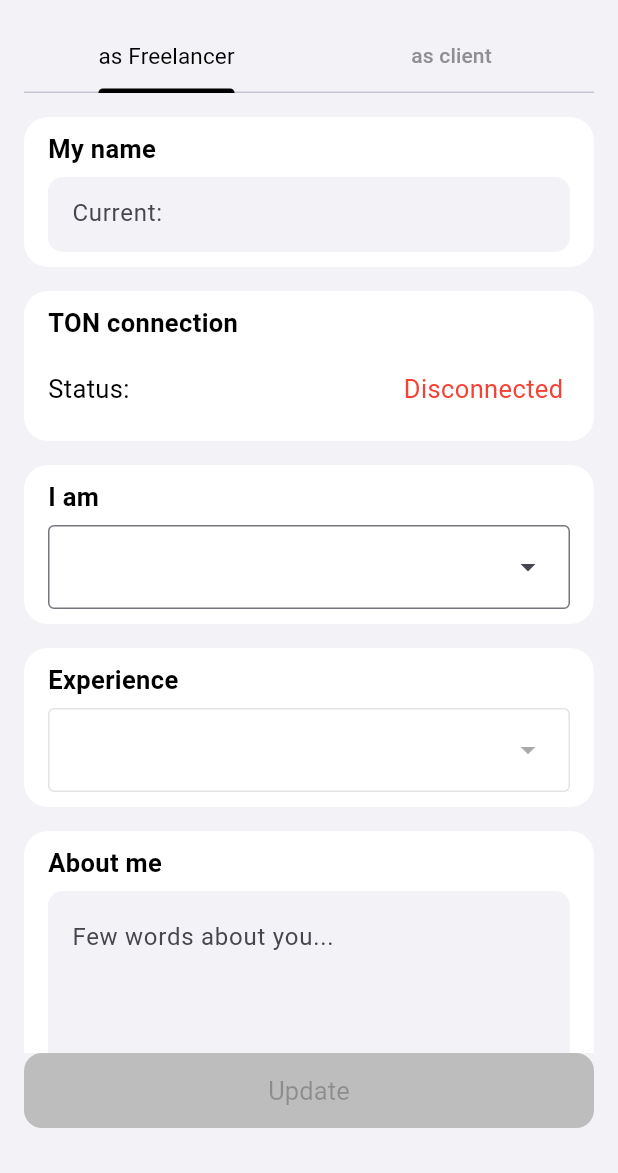
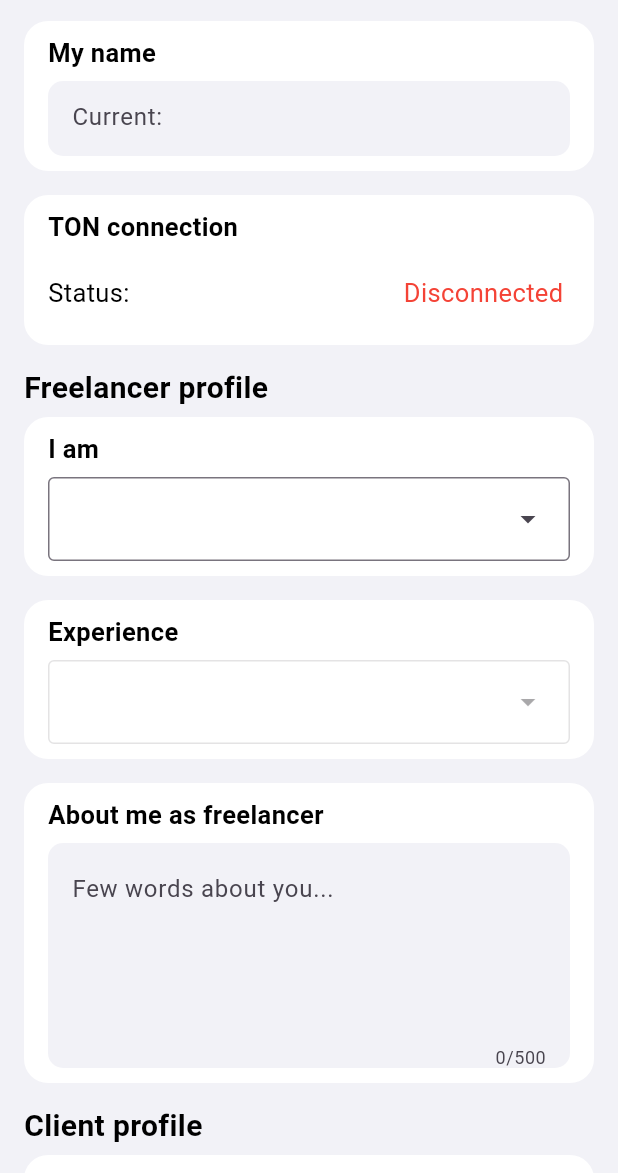
Before and after one commit to mvplab-tech/tg_freelance_web_app, a Flutter app: the EditProfile screen opened by its route, on a phone screen of 412 x 824 dp, the part 63-1236 px from its top. Run offline on Flutter 3.47's test engine with Material 3 defaults, Android fonts, the phone set to English and light mode, and no system bars; our stand-ins replace bloc, file_picker, flutter_bloc, freezed_annotation, get_it, go_router and 2 more; missing offline and left inert: darttonconnect, directus, telegram_web_app; Roboto replaces fonts that are missing (SF-Pro).

Commit message:
ui ux fixes

```diff
--- a/lib/core/widgets/buttons.dart
+++ b/lib/core/widgets/buttons.dart
@@ -50,8 +50,8 @@ class _PulseButtonState extends State<PulseButton> {
                     color: widget.enabled ? Colors.white : Colors.black26),
               )
             : const CircularProgressIndicator(
-                strokeWidth: 2,
-                color: Colors.black,
+                strokeWidth: 3,
+                color: Colors.white,
               ),
       ),
     );
--- a/lib/core/widgets/snack_bar.dart
+++ /dev/null
@@ -1,5 +0,0 @@
-// import 'package:tg_freelance/core/router/navigation_service.dart';
-
-void showErrorSnack(String text) {
-  // navigationService.
-}
--- a/lib/features/projects/presentation/bloc/project_bloc.dart
+++ b/lib/features/projects/presentation/bloc/project_bloc.dart
@@ -150,7 +150,7 @@ class ProjectBloc extends Bloc<ProjectEvent, ProjectState> {
       date: DateTime.now(),
       projectId: int.parse(event.entity.dirId),
     );
-    final raw = await directus.createOne(
+    await directus.createOne(
       collection: DirectusCollections.proposalsCollections,
       data: proposalEntity.toMap(),
     );
@@ -161,7 +161,6 @@ class ProjectBloc extends Bloc<ProjectEvent, ProjectState> {
     List<ProjectEntity> my = List.from(state.userResponses);
     all.remove(event.entity);
     my.add(updProj);
-    print(updProj);
     emit(state.copyWith(
         available: all, userResponses: my, status: Status.initial));
     navigationService.config.pop();
--- a/lib/features/user/presentation/pages/edit_profile.dart
+++ b/lib/features/user/presentation/pages/edit_profile.dart
@@ -6,6 +6,7 @@ import 'package:tg_freelance/core/status.dart';
 import 'package:tg_freelance/core/widgets/buttons.dart';
 import 'package:tg_freelance/core/widgets/card.dart';
 import 'package:tg_freelance/core/widgets/text_field.dart';
+import 'package:tg_freelance/core/widgets/wrap.dart';
 import 'package:tg_freelance/features/projects/domain/entities/project_entity.dart';
 import 'package:tg_freelance/features/ton/presentation/bloc/ton_bloc.dart';
 import 'package:tg_freelance/features/ton/presentation/bloc/ton_state.dart';
@@ -22,18 +23,17 @@ class EditProfile extends StatefulWidget {
   State<EditProfile> createState() => _EditProfileState();
 }
 
-class _EditProfileState extends State<EditProfile>
-    with SingleTickerProviderStateMixin, EditProfileMixin {
-  late TabController tabController;
+class _EditProfileState extends State<EditProfile> with EditProfileMixin {
+  // late TabController tabController;
   @override
   void initState() {
-    tabController = TabController(length: 2, vsync: this);
+    // tabController = TabController(length: 2, vsync: this);
     super.initState();
   }
 
   @override
   void dispose() {
-    tabController.dispose();
+    // tabController.dispose();
     super.dispose();
   }
 
@@ -54,23 +54,8 @@ class _EditProfileState extends State<EditProfile>
         builder: (context, state) {
           return Padding(
             padding: const EdgeInsets.symmetric(horizontal: 16.0),
-            child: Column(
-              crossAxisAlignment: CrossAxisAlignment.stretch,
+            child: ListView(
               children: [
-                TabBar(
-                  controller: tabController,
-                  tabs: const [
-                    Tab(
-                      text: 'as Freelancer',
-                    ),
-                    Tab(
-                      text: 'as client',
-                    )
-                  ],
-                ),
-                const SizedBox(
-                  height: 16,
-                ),
                 DisplayWidget(
                   label: 'My name',
                   child: PulseTextField(
@@ -118,14 +103,7 @@ class _EditProfileState extends State<EditProfile>
                         );
                       },
                     )),
-                const SizedBox(
-                  height: 16,
-                ),
-                Expanded(
-                  child: TabBarView(
-                    controller: tabController,
-                    children: [
-                      _FreelanceTab(
+                _FreelancerProfile(
                   state: state,
                   aboutController: aboutFreelancerController,
                   onProfession: onProfession,
@@ -135,8 +113,8 @@ class _EditProfileState extends State<EditProfile>
                 _ClientTab(
                   aboutController: aboutClientController,
                 ),
-                    ],
-                  ),
+                const SizedBox(
+                  height: 50,
                 ),
                 SizedBox(
                   height: 50,
@@ -159,7 +137,7 @@ class _EditProfileState extends State<EditProfile>
   }
 }
 
-class _FreelanceTab extends StatefulWidget {
+class _FreelancerProfile extends StatefulWidget {
   final UserState state;
 
   final TextEditingController aboutController;
@@ -167,7 +145,7 @@ class _FreelanceTab extends StatefulWidget {
   final Function(ExpertiseLevel) onExpertise;
   final Function(List<String>) onSkills;
 
-  const _FreelanceTab({
+  const _FreelancerProfile({
     Key? key,
     required this.state,
     required this.aboutController,
@@ -176,10 +154,10 @@ class _FreelanceTab extends StatefulWidget {
     required this.onSkills,
   }) : super(key: key);
   @override
-  State<_FreelanceTab> createState() => __FreelanceTabState();
+  State<_FreelancerProfile> createState() => __FreelancerProfileState();
 }
 
-class __FreelanceTabState extends State<_FreelanceTab> {
+class __FreelancerProfileState extends State<_FreelancerProfile> {
   FreelancerProfile? fr = userbloc.state.authorizedUser.freelancerProfile;
 
   ProjectType? profession;
@@ -199,9 +177,19 @@ class __FreelanceTabState extends State<_FreelanceTab> {
     return BlocBuilder<UserBloc, UserState>(
       bloc: userbloc,
       builder: (context, state) {
-        return ListView(
-          shrinkWrap: true,
+        return Column(
+          crossAxisAlignment: CrossAxisAlignment.start,
           children: [
+            const SizedBox(
+              height: 16,
+            ),
+            Text(
+              'Freelancer profile',
+              style: context.styles.title3,
+            ),
+            const SizedBox(
+              height: 8,
+            ),
             DisplayWidget(
                 label: 'I am',
                 child: DropdownMenu(
@@ -258,9 +246,7 @@ class __FreelanceTabState extends State<_FreelanceTab> {
               DisplayWidget(
                 label: 'Skills',
                 height: profession != null ? 8 : 16,
-                child: Wrap(
-                  runSpacing: 8,
-                  spacing: 9,
+                child: PulseWrap(
                   children: profession!.skills.map((item) {
                     return ChoiceChip(
                       selectedColor: const Color(0xff007AFF).withOpacity(0.3),
@@ -286,7 +272,7 @@ class __FreelanceTabState extends State<_FreelanceTab> {
               )
             ],
             DisplayWidget(
-              label: 'About me',
+              label: 'About me as freelancer',
               child: PulseTextField(
                 hintText: fr == null
                     ? 'Few words about you...'
@@ -296,9 +282,9 @@ class __FreelanceTabState extends State<_FreelanceTab> {
                 maxLength: 500,
               ),
             ),
-            const SizedBox(
-              height: 50,
-            ),
+            // const SizedBox(
+            //   height: 16,
+            // ),
           ],
         );
       },
@@ -325,10 +311,17 @@ class __ClientTabState extends State<_ClientTab> {
       shrinkWrap: true,
       children: [
         const SizedBox(
+          height: 16,
+        ),
+        Text(
+          'Client profile',
+          style: context.styles.title3,
+        ),
+        const SizedBox(
           height: 8,
         ),
         DisplayWidget(
-          label: 'About me',
+          label: 'About me as client',
           child: PulseTextField(
             hintText: client == null
                 ? 'Few words about you...'
--- a/lib/features/user/presentation/pages/edit_profile_mixin.dart
+++ b/lib/features/user/presentation/pages/edit_profile_mixin.dart
@@ -18,6 +18,9 @@ mixin EditProfileMixin on State<EditProfile> {
         setState(() {});
       });
     aboutFreelancerController = TextEditingController();
+    profession = user.freelancerProfile?.occupation;
+    expertiseLevel = user.freelancerProfile?.expertiseLevel;
+    skills = user.freelancerProfile?.skills ?? [];
     super.initState();
   }
 
@@ -26,6 +29,7 @@ mixin EditProfileMixin on State<EditProfile> {
     nameController.dispose();
     aboutClientController.dispose();
     aboutFreelancerController.dispose();
+
     super.dispose();
   }
 
@@ -110,11 +114,9 @@ mixin EditProfileMixin on State<EditProfile> {
         client: ClientProfile(
           aboutMeClient: aboutClientController.text.isNotEmpty
               ? aboutClientController.text.trim()
-              : user.clientProfile?.aboutMeClient ?? '',
+              : user.clientProfile?.aboutMeClient.trim() ?? '',
         ),
       ),
     );
-    // print(
-    //     'name: ${nameController.text}, about freelancer: ${aboutFreelancerController.text}, profession: $profession, expertise: $expertiseLevel, skills: $skills');
   }
 }
```
Also changed, not shown: lib/core/widgets/wrap.dart (added, +22 -0 lines), lib/features/projects/presentation/pages/new_project_page.dart (+7 -12 lines), lib/features/projects/presentation/pages/project_page/project_page.dart (+8 -10 lines), lib/features/projects/presentation/pages/proposal_page.dart (+5 -8 lines), 4 other files. Lines whose indentation alone changed are shown as unchanged.
